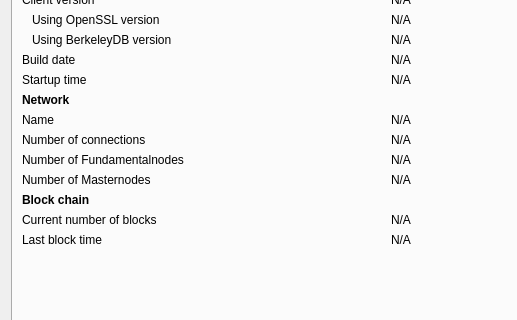
Old version of the form src/qt/forms/rpcconsole.ui in the repository caritascoin/caritascoin; both pictures show x 0 to 517 and y 93 to 413 of the 769 by 589 pixel window.
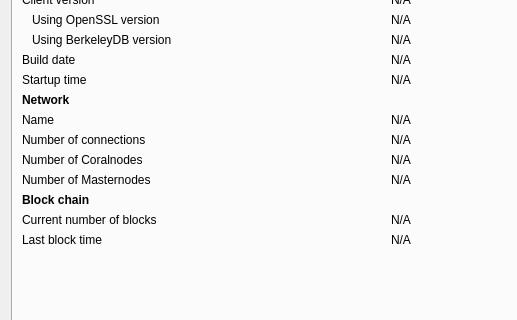
New version of the form. The open tabs and pages were chosen to show the change. Icons and pictures are not drawn. Custom widgets are drawn as their Qt base class.

Diff of the .ui file:
```diff
--- a/src/qt/forms/rpcconsole.ui
+++ b/src/qt/forms/rpcconsole.ui
@@ -246,7 +246,7 @@
        <item row="10" column="0">
         <widget class="QLabel" name="fundamentalnodeCountLabel">
          <property name="text">
-          <string>Number of Fundamentalnodes</string>
+          <string>Number of Coralnodes</string>
          </property>
         </widget>
        </item>
```
Left out of the diff: 4 changed lines with no effect on the pictures.
